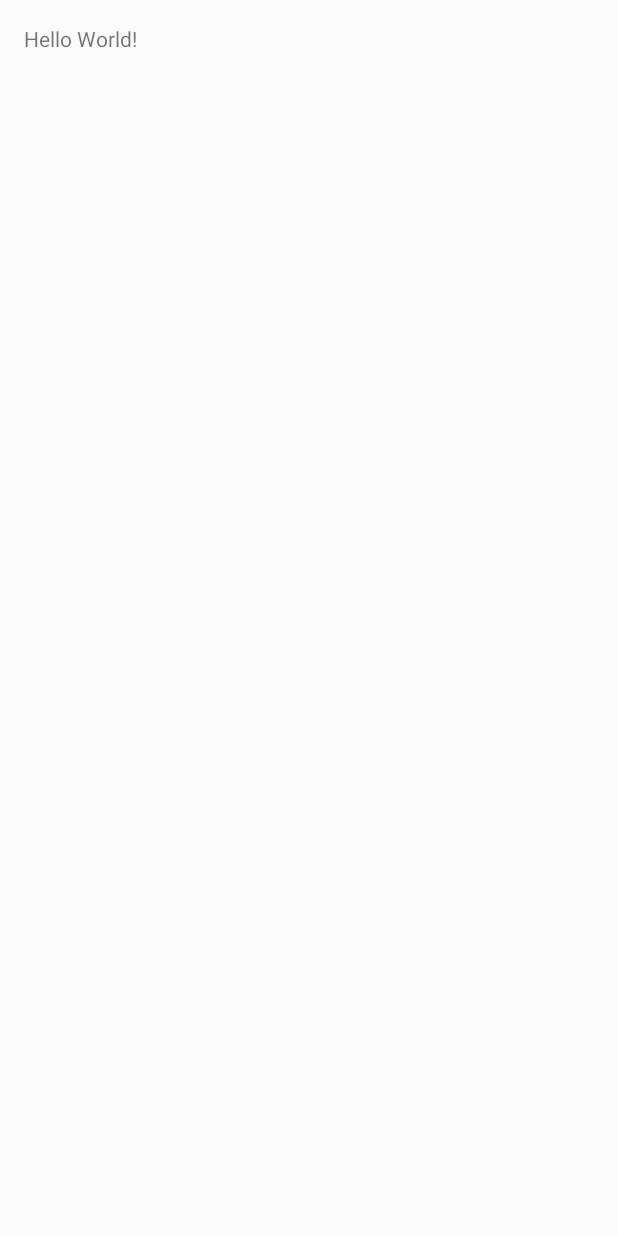
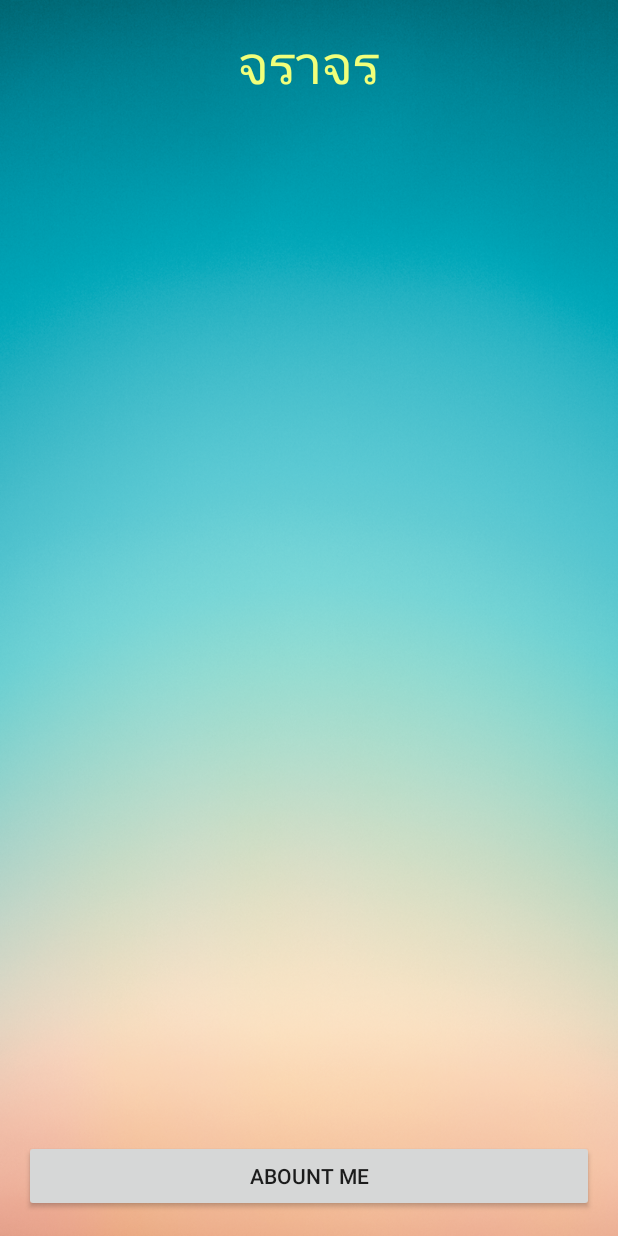
Before and after one commit to SirapopbWangtrakul/MyTraffic_261215, an Android app: the screen it shows after launch (MainActivity), on a phone screen of 412 x 824 dp. Before the commit the screen is almost empty. Run offline under Robolectric (Android 15) with nearby library versions, the phone set to English and light mode, and no system bars.

Commit message:
Designed UI ok

```diff
--- a/app/src/main/res/layout/activity_main.xml
+++ b/app/src/main/res/layout/activity_main.xml
@@ -7,10 +7,31 @@
     android:paddingLeft="@dimen/activity_horizontal_margin"
     android:paddingRight="@dimen/activity_horizontal_margin"
     android:paddingTop="@dimen/activity_vertical_margin"
-    tools:context="thailand.wangtrakul.sirapopb.mytraffic.MainActivity">
+    tools:context="thailand.wangtrakul.sirapopb.mytraffic.MainActivity"
+    android:background="@drawable/wall11">
 
     <TextView
         android:layout_width="wrap_content"
         android:layout_height="wrap_content"
-        android:text="Hello World!" />
+        android:text="@string/header1"
+        android:id="@+id/textView"
+        android:textSize="@dimen/margin1"
+        android:layout_centerHorizontal="true"
+        android:textColor="@color/string_color" />
+
+    <Button
+        android:layout_width="match_parent"
+        android:layout_height="wrap_content"
+        android:text="@string/string_bottom"
+        android:id="@+id/button"
+        android:layout_alignParentBottom="true"
+        android:layout_alignParentTop="false" />
+
+    <ListView
+        android:layout_width="wrap_content"
+        android:layout_height="wrap_content"
+        android:id="@+id/listView"
+        android:layout_below="@+id/textView"
+        android:layout_above="@+id/button"
+        android:layout_margin="20dp" />
 </RelativeLayout>
--- a/app/src/main/res/values/colors.xml
+++ b/app/src/main/res/values/colors.xml
@@ -3,4 +3,5 @@
     <color name="colorPrimary">#3F51B5</color>
     <color name="colorPrimaryDark">#303F9F</color>
     <color name="colorAccent">#FF4081</color>
+    <color name="string_color">#F1FF7A</color>
 </resources>
--- a/app/src/main/res/values/dimens.xml
+++ b/app/src/main/res/values/dimens.xml
@@ -2,4 +2,6 @@
     <!-- Default screen margins, per the Android Design guidelines. -->
     <dimen name="activity_horizontal_margin">16dp</dimen>
     <dimen name="activity_vertical_margin">16dp</dimen>
+    <dimen name="margin1">35sp</dimen>
+    <dimen name="margin2">25sp</dimen>
 </resources>
--- a/app/src/main/res/values/strings.xml
+++ b/app/src/main/res/values/strings.xml
@@ -1,3 +1,6 @@
 <resources>
     <string name="app_name">MyTraffic</string>
+    <string name="header">Traffic</string>
+    <string name="header1">จราจร</string>
+    <string name="string_bottom">ABOUNT ME</string>
 </resources>
```
Also changed, not shown: app/src/main/java/thailand/wangtrakul/sirapopb/mytraffic/MainActivity.java (line endings or trailing spaces), app/src/main/res/drawable/wall11.png (added).
